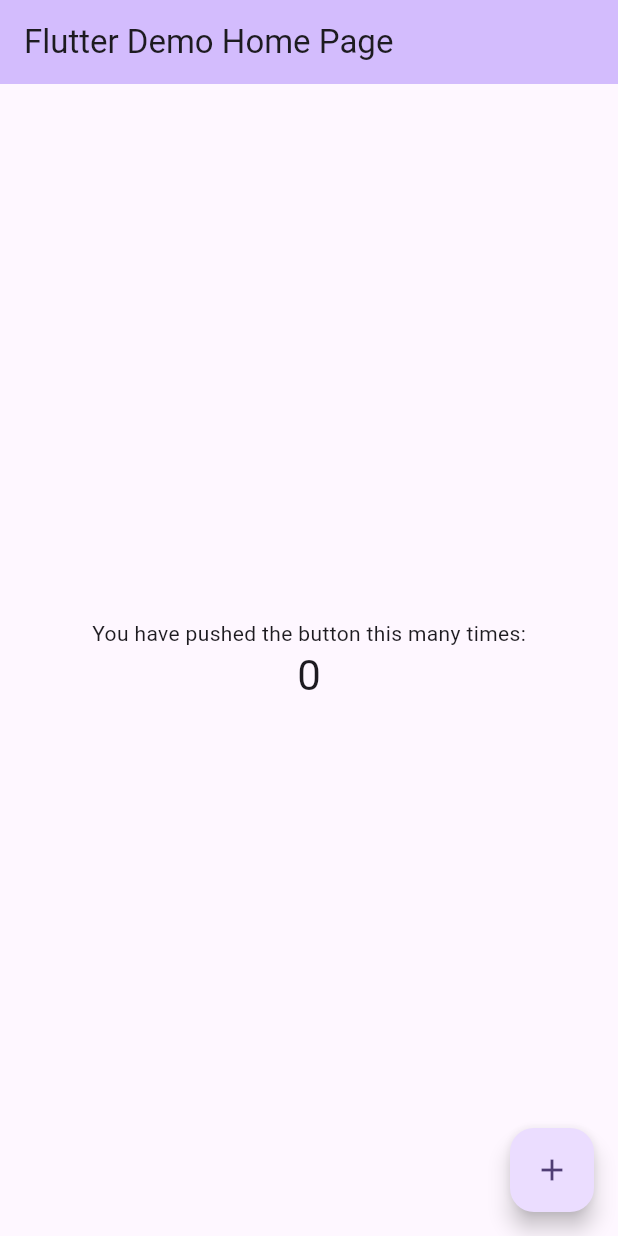
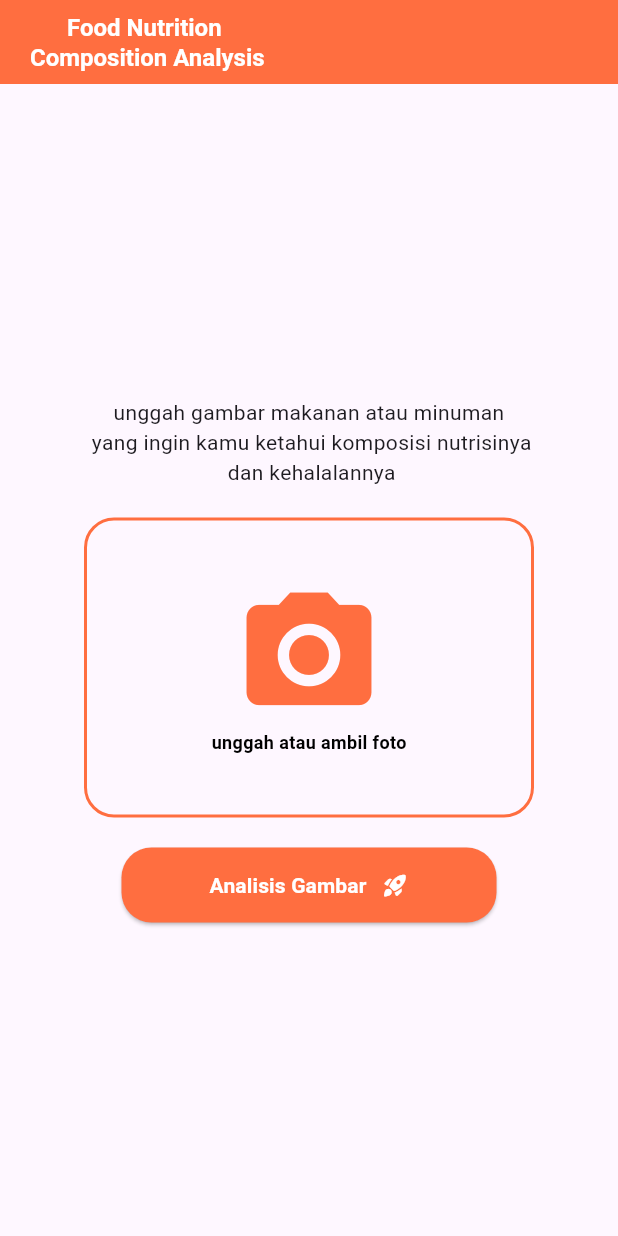
Before and after one commit to sainrahmanii/food-nutrition-analysis, a Flutter app: the screen it shows after launch, on a phone screen of 412 x 824 dp. Run offline on Flutter 3.47's test engine with Material 3 defaults, Android fonts, the phone set to English and light mode, and no system bars; Roboto replaces fonts that are missing (Poppins).

Commit message:
update ui food nutrition composition

```diff
--- /dev/null
+++ b/lib/food_nutrition_composition.dart
@@ -0,0 +1,113 @@
+import 'package:flutter/material.dart';
+
+class FoodNutritionComposition extends StatefulWidget {
+  const FoodNutritionComposition({super.key});
+
+  @override
+  State<FoodNutritionComposition> createState() =>
+      _FoodNutritionCompositionState();
+}
+
+class _FoodNutritionCompositionState extends State<FoodNutritionComposition> {
+  @override
+  Widget build(BuildContext context) {
+    return Scaffold(
+      appBar: AppBar(
+        title: const Text(
+          'Food Nutrition\n Composition Analysis',
+          style: TextStyle(
+            color: Colors.white,
+            fontSize: 16,
+            fontWeight: FontWeight.bold,
+            fontFamily: 'Poppins',
+          ),
+          textAlign: TextAlign.center,
+        ),
+        backgroundColor: Colors.deepOrangeAccent,
+      ),
+      body: Center(
+        child: Column(
+          mainAxisAlignment: MainAxisAlignment.center,
+          spacing: 20,
+          children: <Widget>[
+            const Text(
+              'unggah gambar makanan atau minuman\n yang ingin kamu ketahui komposisi nutrisinya\n dan kehalalannya',
+              textAlign: TextAlign.center,
+              style: TextStyle(
+                fontSize: 14,
+                fontWeight: FontWeight.w400,
+                fontFamily: 'Poppins',
+              ),
+            ),
+            Container(
+              width: 300,
+              height: 200,
+              alignment: Alignment.center,
+              decoration: BoxDecoration(
+                border: Border.all(
+                  color: Colors.deepOrangeAccent,
+                  width: 2,
+                  style: BorderStyle.solid,
+                ),
+                borderRadius: BorderRadius.circular(20),
+              ),
+              padding: const EdgeInsets.all(10),
+              child: const Column(
+                mainAxisAlignment: MainAxisAlignment.center,
+                children: [
+                  Icon(
+                    Icons.camera_alt,
+                    size: 100,
+                    color: Colors.deepOrangeAccent,
+                  ),
+                  Text(
+                    'unggah atau ambil foto',
+                    style: TextStyle(
+                      color: Colors.black,
+                      fontSize: 12,
+                      fontWeight: FontWeight.bold,
+                      fontFamily: 'Poppins',
+                    ),
+                  ),
+                ],
+              ),
+            ),
+            ElevatedButton(
+              onPressed: () {},
+              style: ElevatedButton.styleFrom(
+                backgroundColor: Colors.deepOrangeAccent,
+                fixedSize: const Size(250, 50),
+                shape: RoundedRectangleBorder(
+                  borderRadius: BorderRadius.circular(20),
+                ),
+                padding: const EdgeInsets.symmetric(
+                  vertical: 15,
+                  horizontal: 20,
+                ),
+              ),
+              child: const Row(
+                mainAxisAlignment: MainAxisAlignment.center,
+                children: [
+                  Text(
+                    'Analisis Gambar',
+                    style: TextStyle(
+                      color: Colors.white,
+                      fontSize: 14,
+                      fontWeight: FontWeight.bold,
+                      fontFamily: 'Poppins',
+                    ),
+                  ),
+                  SizedBox(width: 10),
+                  Icon(
+                    Icons.rocket_launch_rounded,
+                    color: Colors.white,
+                  ),
+                ],
+              ),
+            )
+          ],
+        ),
+      ),
+    );
+  }
+}
--- /dev/null
+++ b/lib/global_variables.dart
@@ -0,0 +1 @@
+const String apiKey = "AIzaSyCBkzZEUURcWliJBxwfC5jKUnmL4ZYBkhM";
--- a/lib/main.dart
+++ b/lib/main.dart
@@ -1,4 +1,5 @@
 import 'package:flutter/material.dart';
+import 'package:food_nutrition_analysis/food_nutrition_composition.dart';
 
 void main() {
   runApp(const MyApp());
@@ -11,11 +12,12 @@ class MyApp extends StatelessWidget {
   Widget build(BuildContext context) {
     return MaterialApp(
       title: 'Flutter Demo',
+      debugShowCheckedModeBanner: false,
       theme: ThemeData(
         colorScheme: ColorScheme.fromSeed(seedColor: Colors.deepPurple),
         useMaterial3: true,
       ),
-      home: const MyHomePage(title: 'Flutter Demo Home Page'),
+      home: const FoodNutritionComposition(),
     );
   }
 }
```
